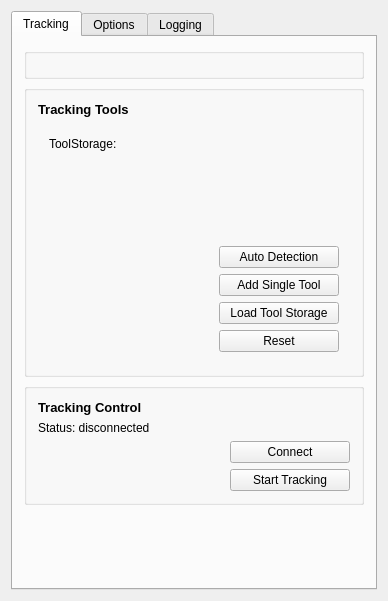
Qt form Plugins/org.mitk.gui.qt.igttracking/src/internal/QmitkMITKIGTTrackingToolboxViewControls.ui (MITK/MITK) before a commit.
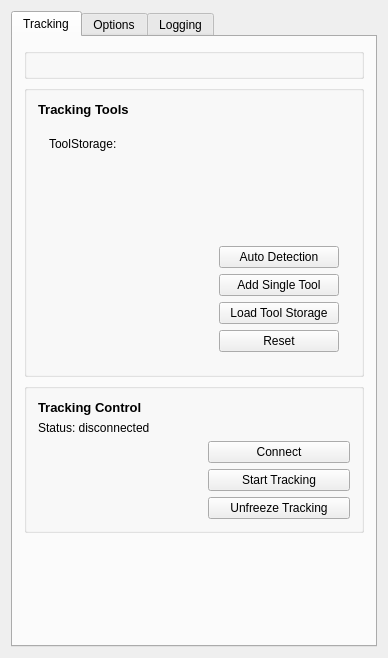
The same form after that commit. The open tabs and pages were chosen to show the change. Custom widgets are drawn as their Qt base class.

Commit message: disabling rendering completely now works ... as does disabling all timers ... freeze/unfreeze is wip

The edit to the form file:
```diff
--- a/Plugins/org.mitk.gui.qt.igttracking/src/internal/QmitkMITKIGTTrackingToolboxViewControls.ui
+++ b/Plugins/org.mitk.gui.qt.igttracking/src/internal/QmitkMITKIGTTrackingToolboxViewControls.ui
@@ -7,7 +7,7 @@
     <x>0</x>
     <y>0</y>
     <width>388</width>
-    <height>601</height>
+    <height>658</height>
    </rect>
   </property>
   <property name="minimumSize">
@@ -272,7 +272,7 @@
              <widget class="QPushButton" name="m_ConnectDisconnectButton">
               <property name="minimumSize">
                <size>
-                <width>120</width>
+                <width>142</width>
                 <height>0</height>
                </size>
               </property>
@@ -302,7 +302,7 @@
              <widget class="QPushButton" name="m_StartStopTrackingButton">
               <property name="minimumSize">
                <size>
-                <width>120</width>
+                <width>142</width>
                 <height>0</height>
                </size>
               </property>
@@ -313,6 +313,39 @@
             </item>
            </layout>
           </item>
+          <item>
+           <layout class="QHBoxLayout" name="horizontalLayout_11">
+            <item>
+             <spacer name="horizontalSpacer_9">
+              <property name="orientation">
+               <enum>Qt::Horizontal</enum>
+              </property>
+              <property name="sizeHint" stdset="0">
+               <size>
+                <width>40</width>
+                <height>20</height>
+               </size>
+              </property>
+             </spacer>
+            </item>
+            <item>
+             <widget class="QPushButton" name="m_FreezeUnfreezeTrackingButton">
+              <property name="enabled">
+               <bool>true</bool>
+              </property>
+              <property name="minimumSize">
+               <size>
+                <width>142</width>
+                <height>0</height>
+               </size>
+              </property>
+              <property name="text">
+               <string>Unfreeze Tracking</string>
+              </property>
+             </widget>
+            </item>
+           </layout>
+          </item>
          </layout>
         </widget>
        </item>
```
Left out of the diff: 25 changed lines with no effect on the pictures. The commit also changes 2 other files.
